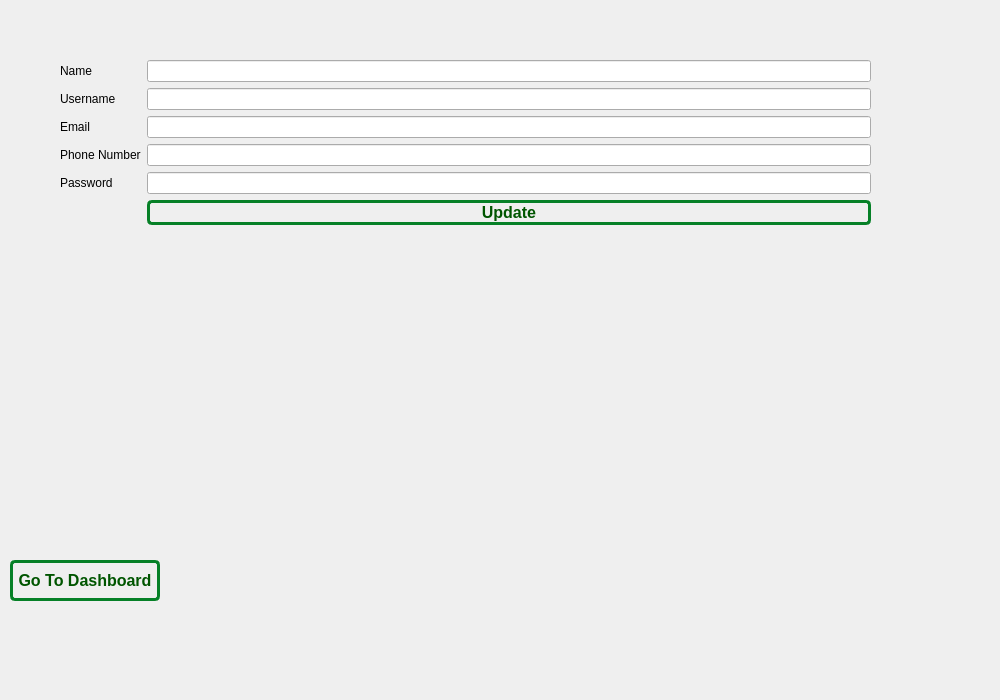
hamidreza2005/PlanetVsZombies, file windows/UpdateCredentials/updatecredentials.ui: the form before one commit.
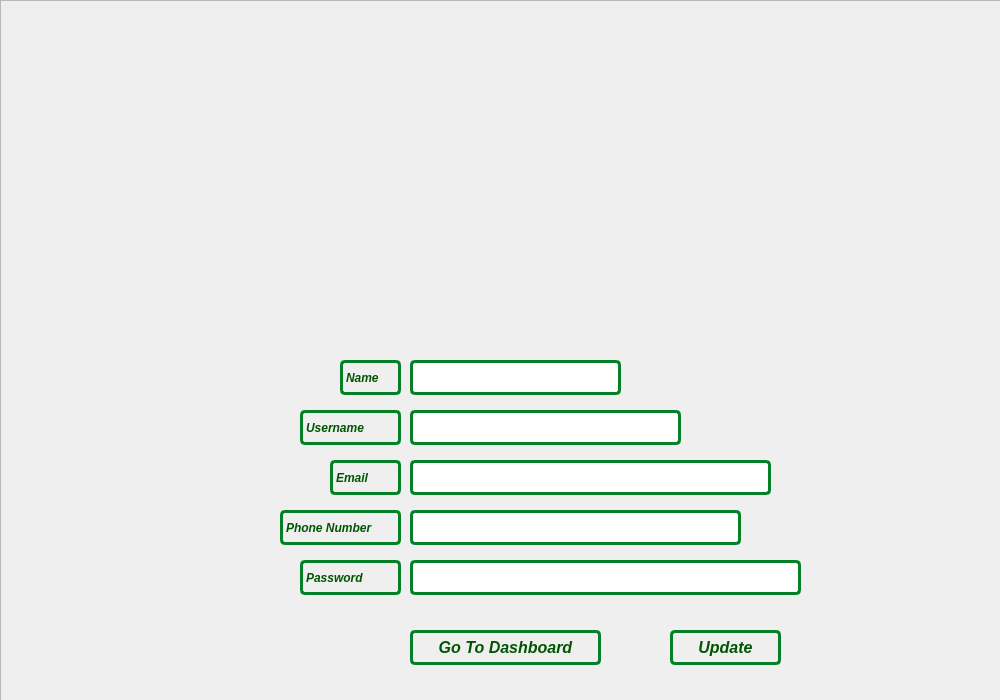
The form after the commit. Icons and pictures are not drawn.

Commit message: design 3 pages of game ui

Patch:
```diff
--- a/windows/UpdateCredentials/updatecredentials.ui
+++ b/windows/UpdateCredentials/updatecredentials.ui
@@ -13,18 +13,23 @@
   <property name="windowTitle">
    <string>UpdateCredentials</string>
   </property>
+  <property name="styleSheet">
+   <string notr="true">background-image: url(:/resources/images/background/b6.png);
+background-position:center;</string>
+  </property>
   <widget class="QPushButton" name="dashboardLink">
    <property name="geometry">
     <rect>
-     <x>10</x>
-     <y>560</y>
-     <width>150</width>
-     <height>41</height>
+     <x>410</x>
+     <y>630</y>
+     <width>191</width>
+     <height>35</height>
     </rect>
    </property>
    <property name="font">
     <font>
      <pointsize>12</pointsize>
+     <italic>true</italic>
      <bold>true</bold>
     </font>
    </property>
@@ -40,94 +45,291 @@
     <string>Go To Dashboard</string>
    </property>
   </widget>
-  <widget class="QWidget" name="formLayoutWidget">
+  <widget class="QLabel" name="usernameLabel">
    <property name="geometry">
     <rect>
-     <x>60</x>
-     <y>60</y>
-     <width>811</width>
-     <height>441</height>
+     <x>300</x>
+     <y>410</y>
+     <width>101</width>
+     <height>35</height>
     </rect>
    </property>
-   <layout class="QFormLayout" name="formLayout">
-    <item row="0" column="0">
-     <widget class="QLabel" name="nameLabel">
-      <property name="text">
-       <string>Name</string>
-      </property>
-     </widget>
-    </item>
-    <item row="0" column="1">
-     <widget class="QLineEdit" name="name">
-      <property name="clearButtonEnabled">
-       <bool>true</bool>
-      </property>
-     </widget>
-    </item>
-    <item row="1" column="0">
-     <widget class="QLabel" name="usernameLabel">
-      <property name="text">
-       <string>Username</string>
-      </property>
-     </widget>
-    </item>
-    <item row="1" column="1">
-     <widget class="QLineEdit" name="username"/>
-    </item>
-    <item row="2" column="0">
-     <widget class="QLabel" name="emailLabel">
-      <property name="text">
-       <string>Email</string>
-      </property>
-     </widget>
-    </item>
-    <item row="2" column="1">
-     <widget class="QLineEdit" name="email"/>
-    </item>
-    <item row="3" column="0">
-     <widget class="QLabel" name="phoneNumberLabel">
-      <property name="text">
-       <string>Phone Number</string>
-      </property>
-     </widget>
-    </item>
-    <item row="3" column="1">
-     <widget class="QLineEdit" name="phone"/>
-    </item>
-    <item row="4" column="0">
-     <widget class="QLabel" name="passwordLabel">
-      <property name="text">
-       <string>Password </string>
-      </property>
-     </widget>
-    </item>
-    <item row="4" column="1">
-     <widget class="QLineEdit" name="password">
-      <property name="echoMode">
-       <enum>QLineEdit::EchoMode::Password</enum>
-      </property>
-     </widget>
-    </item>
-    <item row="5" column="1">
-     <widget class="QPushButton" name="submit">
-      <property name="font">
-       <font>
-        <pointsize>12</pointsize>
-        <bold>true</bold>
-       </font>
-      </property>
-      <property name="styleSheet">
-       <string notr="true">color: rgb(0, 85, 0);
+   <property name="font">
+    <font>
+     <italic>true</italic>
+     <bold>true</bold>
+    </font>
+   </property>
+   <property name="styleSheet">
+    <string notr="true">color: rgb(0, 85, 0);
 border:3px solid #068027;
 border-radius:5px;</string>
-      </property>
-      <property name="text">
-       <string>Update</string>
-      </property>
-     </widget>
-    </item>
-   </layout>
+   </property>
+   <property name="text">
+    <string>Username</string>
+   </property>
   </widget>
+  <widget class="QLineEdit" name="username">
+   <property name="geometry">
+    <rect>
+     <x>410</x>
+     <y>410</y>
+     <width>271</width>
+     <height>35</height>
+    </rect>
+   </property>
+   <property name="font">
+    <font>
+     <bold>true</bold>
+    </font>
+   </property>
+   <property name="styleSheet">
+    <string notr="true">color: rgb(0, 85, 0);
+border:3px solid #068027;
+border-radius:5px;</string>
+   </property>
+  </widget>
+  <widget class="QLineEdit" name="email">
+   <property name="geometry">
+    <rect>
+     <x>410</x>
+     <y>460</y>
+     <width>361</width>
+     <height>35</height>
+    </rect>
+   </property>
+   <property name="font">
+    <font>
+     <bold>true</bold>
+    </font>
+   </property>
+   <property name="styleSheet">
+    <string notr="true">color: rgb(0, 85, 0);
+border:3px solid #068027;
+border-radius:5px;</string>
+   </property>
+  </widget>
+  <widget class="QLabel" name="emailLabel">
+   <property name="geometry">
+    <rect>
+     <x>330</x>
+     <y>460</y>
+     <width>71</width>
+     <height>35</height>
+    </rect>
+   </property>
+   <property name="font">
+    <font>
+     <italic>true</italic>
+     <bold>true</bold>
+    </font>
+   </property>
+   <property name="styleSheet">
+    <string notr="true">color: rgb(0, 85, 0);
+border:3px solid #068027;
+border-radius:5px;</string>
+   </property>
+   <property name="text">
+    <string>Email</string>
+   </property>
+  </widget>
+  <widget class="QLineEdit" name="phone">
+   <property name="geometry">
+    <rect>
+     <x>410</x>
+     <y>510</y>
+     <width>331</width>
+     <height>35</height>
+    </rect>
+   </property>
+   <property name="font">
+    <font>
+     <bold>true</bold>
+    </font>
+   </property>
+   <property name="styleSheet">
+    <string notr="true">color: rgb(0, 85, 0);
+border:3px solid #068027;
+border-radius:5px;</string>
+   </property>
+  </widget>
+  <widget class="QLabel" name="phoneNumberLabel">
+   <property name="geometry">
+    <rect>
+     <x>280</x>
+     <y>510</y>
+     <width>121</width>
+     <height>35</height>
+    </rect>
+   </property>
+   <property name="font">
+    <font>
+     <italic>true</italic>
+     <bold>true</bold>
+    </font>
+   </property>
+   <property name="styleSheet">
+    <string notr="true">color: rgb(0, 85, 0);
+border:3px solid #068027;
+border-radius:5px;</string>
+   </property>
+   <property name="text">
+    <string>Phone Number</string>
+   </property>
+  </widget>
+  <widget class="QLineEdit" name="password">
+   <property name="geometry">
+    <rect>
+     <x>410</x>
+     <y>560</y>
+     <width>391</width>
+     <height>35</height>
+    </rect>
+   </property>
+   <property name="font">
+    <font>
+     <bold>true</bold>
+    </font>
+   </property>
+   <property name="styleSheet">
+    <string notr="true">color: rgb(0, 85, 0);
+border:3px solid #068027;
+border-radius:5px;</string>
+   </property>
+   <property name="echoMode">
+    <enum>QLineEdit::Password</enum>
+   </property>
+  </widget>
+  <widget class="QLabel" name="passwordLabel">
+   <property name="geometry">
+    <rect>
+     <x>300</x>
+     <y>560</y>
+     <width>101</width>
+     <height>35</height>
+    </rect>
+   </property>
+   <property name="font">
+    <font>
+     <italic>true</italic>
+     <bold>true</bold>
+    </font>
+   </property>
+   <property name="styleSheet">
+    <string notr="true">color: rgb(0, 85, 0);
+border:3px solid #068027;
+border-radius:5px;</string>
+   </property>
+   <property name="text">
+    <string>Password </string>
+   </property>
+  </widget>
+  <widget class="QPushButton" name="submit">
+   <property name="geometry">
+    <rect>
+     <x>670</x>
+     <y>630</y>
+     <width>111</width>
+     <height>35</height>
+    </rect>
+   </property>
+   <property name="font">
+    <font>
+     <pointsize>12</pointsize>
+     <italic>true</italic>
+     <bold>true</bold>
+    </font>
+   </property>
+   <property name="styleSheet">
+    <string notr="true">color: rgb(0, 85, 0);
+border:3px solid #068027;
+border-radius:5px;</string>
+   </property>
+   <property name="text">
+    <string>Update</string>
+   </property>
+  </widget>
+  <widget class="QFrame" name="frame">
+   <property name="geometry">
+    <rect>
+     <x>0</x>
+     <y>0</y>
+     <width>1001</width>
+     <height>701</height>
+    </rect>
+   </property>
+   <property name="styleSheet">
+    <string notr="true">Qwidget#UpdateCreditionals{
+background-image: url(:/resources/images/background/b6.png);
+background-repeat:no-repeat;
+background-position:center;
+}</string>
+   </property>
+   <property name="frameShape">
+    <enum>QFrame::StyledPanel</enum>
+   </property>
+   <property name="frameShadow">
+    <enum>QFrame::Raised</enum>
+   </property>
+   <widget class="QLineEdit" name="name">
+    <property name="geometry">
+     <rect>
+      <x>410</x>
+      <y>360</y>
+      <width>211</width>
+      <height>35</height>
+     </rect>
+    </property>
+    <property name="font">
+     <font>
+      <bold>true</bold>
+     </font>
+    </property>
+    <property name="styleSheet">
+     <string notr="true">color: rgb(0, 85, 0);
+border:3px solid #068027;
+border-radius:5px;</string>
+    </property>
+    <property name="clearButtonEnabled">
+     <bool>true</bool>
+    </property>
+   </widget>
+   <widget class="QLabel" name="nameLabel">
+    <property name="geometry">
+     <rect>
+      <x>340</x>
+      <y>360</y>
+      <width>61</width>
+      <height>35</height>
+     </rect>
+    </property>
+    <property name="font">
+     <font>
+      <italic>true</italic>
+      <bold>true</bold>
+     </font>
+    </property>
+    <property name="styleSheet">
+     <string notr="true">color: rgb(0, 85, 0);
+border:3px solid #068027;
+border-radius:5px;</string>
+    </property>
+    <property name="text">
+     <string>Name</string>
+    </property>
+   </widget>
+  </widget>
+  <zorder>frame</zorder>
+  <zorder>dashboardLink</zorder>
+  <zorder>usernameLabel</zorder>
+  <zorder>username</zorder>
+  <zorder>email</zorder>
+  <zorder>emailLabel</zorder>
+  <zorder>phone</zorder>
+  <zorder>phoneNumberLabel</zorder>
+  <zorder>password</zorder>
+  <zorder>passwordLabel</zorder>
+  <zorder>submit</zorder>
  </widget>
  <resources/>
  <connections/>
```
The commit also changes 7 other files.
